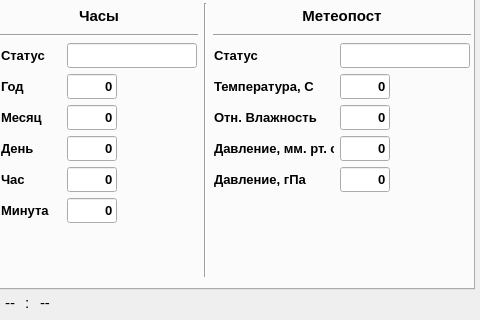
This is informPConfigurator/mainwindow.ui in Goodjamp/informPConfigurator as Qt 5 draws it before an edit; both pictures show x 418 to 898 and y 96 to 416 of the 898 by 416 pixel window. The edited form follows.
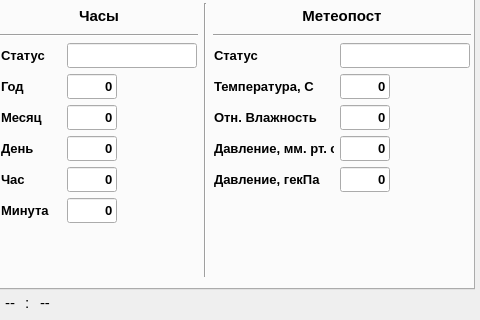
This is the edited form. The open tabs and pages were chosen to show the change.

What changed in the file:
```diff
--- a/informPConfigurator/mainwindow.ui
+++ b/informPConfigurator/mainwindow.ui
@@ -3291,7 +3291,7 @@
                </font>
               </property>
               <property name="text">
-               <string>Давление, гПа</string>
+               <string>Давление, гекПа</string>
               </property>
              </widget>
             </item>
```
Left out of the diff: 2 changed lines with no effect on the pictures.
